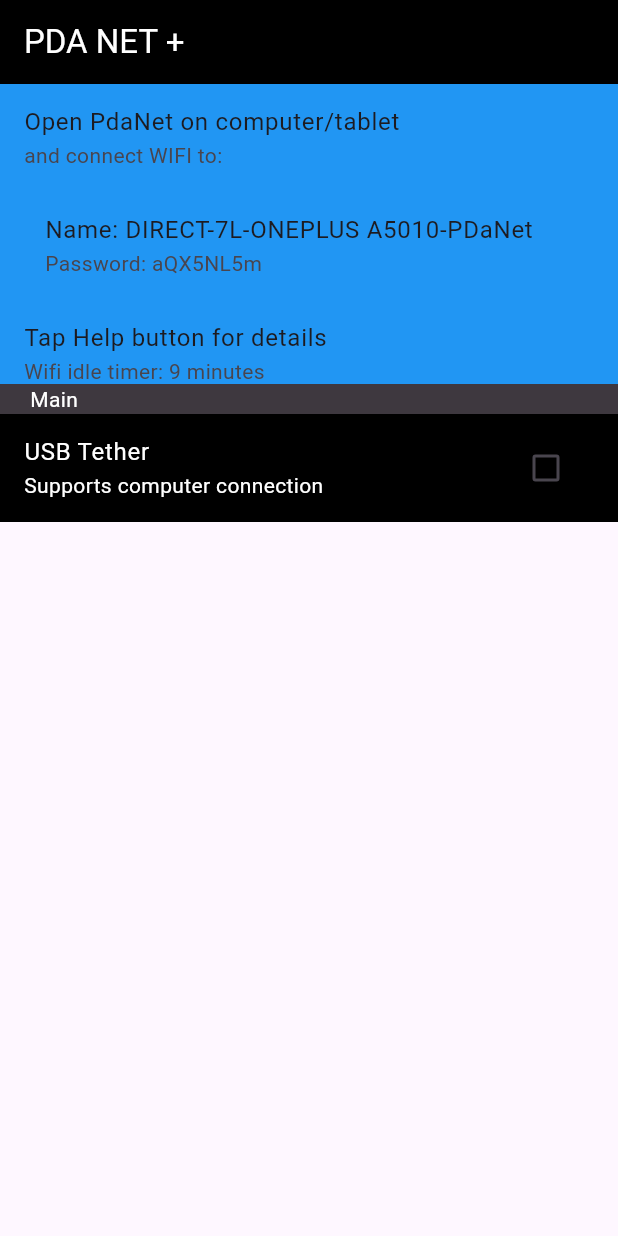
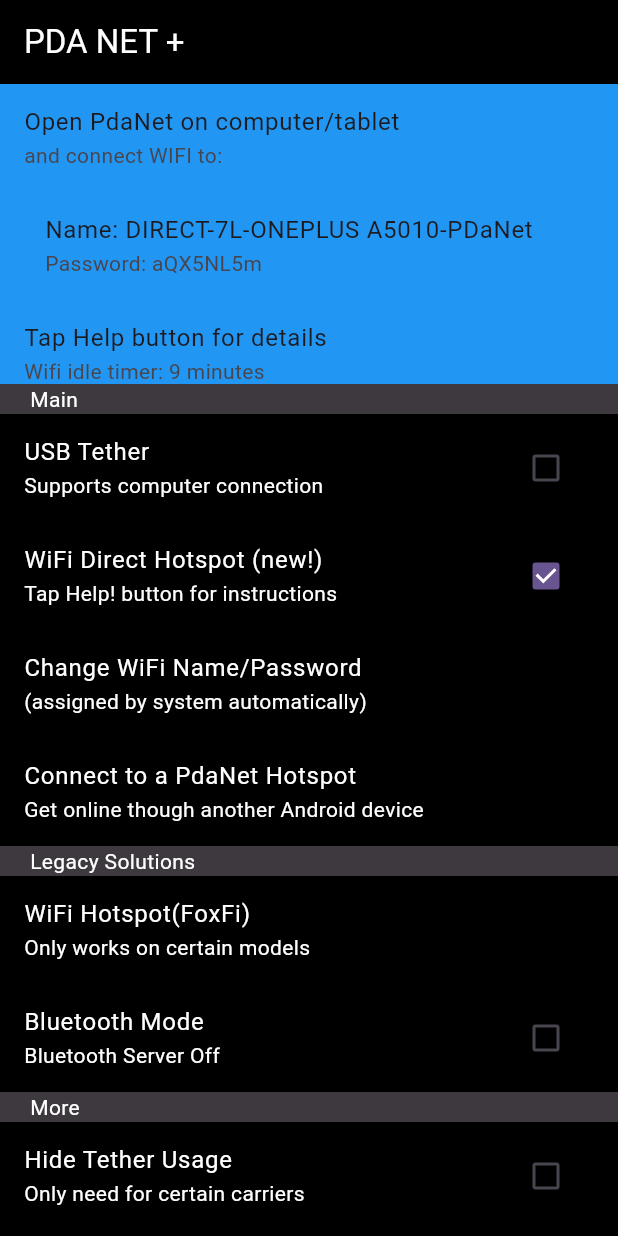
Before and after one commit to restenPiz/Pda-net-_-App, a Flutter app: the screen it shows after launch, on a phone screen of 412 x 824 dp. Run offline on Flutter 3.47's test engine with Material 2 defaults, Android fonts, the phone set to English and light mode, and no system bars.

Commit message:
Some updates in third section

```diff
--- a/pda_net/lib/Screen/first.dart
+++ b/pda_net/lib/Screen/first.dart
@@ -74,6 +74,94 @@
                     onChanged: (bool?value){},
                   ),
                 ),
+                ListTile(
+                  title: Text('WiFi Direct Hotspot (new!)',
+                    style: TextStyle(color: Colors.white,),
+                  ),
+                  subtitle: Text('Tap Help! button for instructions',
+                    style: TextStyle(color: Colors.white),
+                  ),
+                  trailing: Checkbox(
+                    value: true,
+                    onChanged: (bool?value){},
+                  ),
+                ),
+                ListTile(
+                  title: Text('Change WiFi Name/Password',
+                    style: TextStyle(color: Colors.white,),
+                  ),
+                  subtitle: Text('(assigned by system automatically)',
+                    style: TextStyle(color: Colors.white),
+                  ),
+                ),
+                ListTile(
+                  title: Text('Connect to a PdaNet Hotspot',
+                    style: TextStyle(color: Colors.white,),
+                  ),
+                  subtitle: Text('Get online though another Android device',
+                    style: TextStyle(color: Colors.white),
+                  ),
+                ),
+
+                //?Inicio do titulo da segunda section
+                Container(
+                  padding: EdgeInsets.only(left: 20.0),
+                  width: 500,
+                  color: Color.fromARGB(255, 62, 56, 63),
+                  child: Text('Legacy Solutions',
+                  style: TextStyle(color: Colors.white),
+                  ),
+                ),
+                ListTile(
+                  title: Text('WiFi Hotspot(FoxFi)',
+                    style: TextStyle(color: Colors.white,),
+                  ),
+                  subtitle: Text('Only works on certain models',
+                    style: TextStyle(color: Colors.white),
+                  ),
+                ),
+                ListTile(
+                  title: Text('Bluetooth Mode',
+                    style: TextStyle(color: Colors.white,),
+                  ),
+                  subtitle: Text('Bluetooth Server Off',
+                    style: TextStyle(color: Colors.white),
+                  ),
+                  trailing: Checkbox(
+                    value: false,
+                    onChanged: (bool?value){},
+                  ),
+                ),
+
+                //?Inicio do titulo da terceira section
+                Container(
+                  padding: EdgeInsets.only(left: 20.0),
+                  width: 500,
+                  color: Color.fromARGB(255, 62, 56, 63),
+                  child: Text('More',
+                  style: TextStyle(color: Colors.white),
+                  ),
+                ),
+                ListTile(
+                  title: Text('Hide Tether Usage',
+                    style: TextStyle(color: Colors.white,),
+                  ),
+                  subtitle: Text('Only need for certain carriers',
+                    style: TextStyle(color: Colors.white),
+                  ),
+                  trailing: Checkbox(
+                    value: false,
+                    onChanged: (bool?value){},
+                  ),
+                ),
+                ListTile(
+                  title: Text('Unclock Full Verssion',
+                    style: TextStyle(color: Colors.white,),
+                  ),
+                  subtitle: Text('Avoid usage limit in free mode',
+                    style: TextStyle(color: Colors.white),
+                  ),
+                ),
               ],
             ),
 
```
